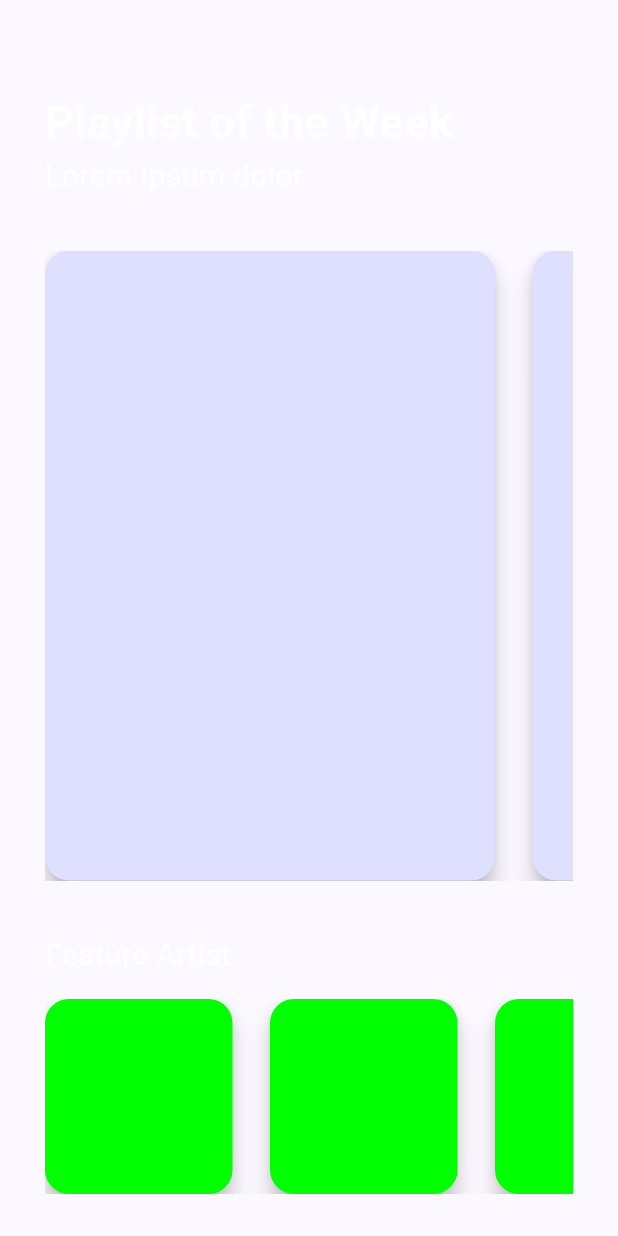
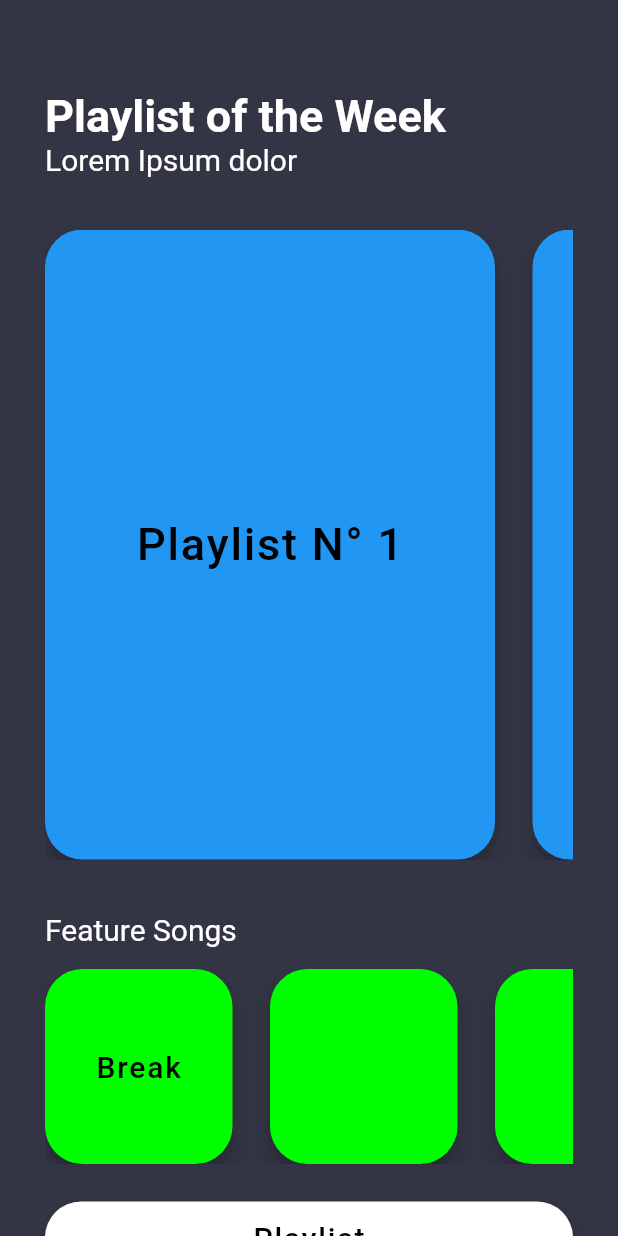
Before and after one commit to SirOtaiv/Mobile-Flutter-Faculdade, a Flutter app: the screen it shows after launch, after a tap on "Login", on a phone screen of 412 x 824 dp. Run offline on Flutter 3.47's test engine with Material 2 defaults, Android fonts, the phone set to English and light mode, and no system bars; our stand-ins replace cloud_firestore, firebase_core; accounts and stored records are empty.

Commit message:
Ajustes pós definição de contexto

```diff
--- a/Trabalho N1/dibeats/lib/main.dart
+++ b/Trabalho N1/dibeats/lib/main.dart
@@ -21,7 +21,7 @@ class MyApp extends StatelessWidget {
       title: 'DiBeats',
       theme: ThemeData(
         colorScheme: ColorScheme.fromSeed(
-          seedColor: const Color.fromARGB(255, 52, 53, 68),
+          seedColor: Colors.black,
           background: const Color.fromARGB(255, 52, 53, 68),
           ),
         textTheme: const TextTheme(
@@ -34,7 +34,13 @@ class MyApp extends StatelessWidget {
       ),
       home: ChangeNotifierProvider(
         create: (context) => Requests(),
-        child: const MyHomePage(),
+        child: MaterialApp(
+          home: Builder(
+            builder: (context) {
+              return const MyHomePage();
+            },
+          ),
+        ),
       )
     );
   }
@@ -52,20 +58,20 @@ class _MyHomePageState extends State<MyHomePage> {
   @override
   Widget build(BuildContext context) {
     return Scaffold(
-      appBar: AppBar(
-        backgroundColor: Theme.of(context).colorScheme.background,
-      ),
+      backgroundColor:const Color.fromARGB(255, 52, 53, 68),
       body:
       Padding(padding: const EdgeInsets.only(left: 25.0, right: 25.0), child:
-        Center(
-          child: Column(
-
+        Column(
+          crossAxisAlignment: CrossAxisAlignment.center,
+          mainAxisAlignment: MainAxisAlignment.center,
+          children: [
+            Column(
             mainAxisAlignment: MainAxisAlignment.start,
             children: <Widget>[
               Center(
                 child:
                 SizedBox(
-                  height: 260,
+                  height: 150,
                   child:
                     Image.asset('assets/images/LBT.png'),
                 ),
@@ -73,22 +79,24 @@ class _MyHomePageState extends State<MyHomePage> {
               Column(
                 mainAxisAlignment: MainAxisAlignment.start,
                 children: <Widget>[
-                  const TextField(decoration: InputDecoration( filled: true, labelText: "Username",border: OutlineInputBorder(borderRadius: BorderRadius.all(Radius.circular(35))) ),),
+                  const TextField(decoration: InputDecoration(filled: true, fillColor: Colors.white, labelText: "Username", border: OutlineInputBorder(borderRadius: BorderRadius.all(Radius.circular(20))), ),),
                   const SizedBox(height: 15.0,),
-                  const TextField(decoration: InputDecoration( filled: true, labelText: "Password", border: OutlineInputBorder(borderRadius: BorderRadius.all(Radius.circular(35))),),),
+                  const TextField(decoration: InputDecoration(filled: true, fillColor: Colors.white, labelText: "Password", border: OutlineInputBorder(borderRadius: BorderRadius.all(Radius.circular(20))),),),
                   const SizedBox(height: 15.0,),
                   SizedBox(
-                    width: 200,
+                    width: 400,
                     child:
                       Column(
                         mainAxisAlignment: MainAxisAlignment.spaceBetween,
                         crossAxisAlignment: CrossAxisAlignment.stretch,
                         children: [
-                          ElevatedButton(onPressed: () => setState(() {
+                          FloatingActionButton.extended(onPressed: () => setState(() {
                             Navigator.of(context).push(
                               MaterialPageRoute(builder: (context) => const SystemPage())
                             );
-                          }), child: const Text('Login', style: TextStyle(fontSize: 20, color: Colors.green),)),
+                          }),
+                          backgroundColor: Colors.black,
+                          label: const Text('Login', style: TextStyle(fontSize: 20, color: Colors.green),)),
                         ],
                       )
                   )
@@ -96,7 +104,7 @@ class _MyHomePageState extends State<MyHomePage> {
               )
             ],
           ),
-        ),
+        ]),
       ),
     );
   }
--- a/Trabalho N1/dibeats/lib/player_list_page.dart
+++ b/Trabalho N1/dibeats/lib/player_list_page.dart
@@ -16,7 +16,10 @@ class _PlayerListPageState extends State<PlayerListPage> {
     //   await FirebaseFirestore.instance.collection('playlist').doc('playlistID').get()
     // }
     // double paddingValue = 25.0;
+    final List<String> data = ['Break','American Idiot','Wake Me Up','Faint','Numb','Lost'];
+
     return Scaffold(
+      backgroundColor:const Color.fromARGB(255, 52, 53, 68),
       body:
       Column(
         crossAxisAlignment: CrossAxisAlignment.start,
@@ -26,23 +29,26 @@ class _PlayerListPageState extends State<PlayerListPage> {
             height: 450,
             child: Container(
             color: Colors.green,
-            child: const Text(""),
+            child: const Text("Insira aqui a música atual"),
           ),
           ),
           Padding(padding:const EdgeInsets.only(top: 30, left: 25.0, right: 25.0), child:
             Column(
               crossAxisAlignment: CrossAxisAlignment.start,
               children: <Widget>[
-                const Text("Song list", style: TextStyle(fontSize: 25),),
-                Container(
+                const Text("Song list", style: TextStyle(fontSize: 25, color: Colors.white),),
+                SizedBox(
                   width: 500,
                   height: 400,
-                  // color: Colors.amber,
-                  child: ListView(
-                    scrollDirection: Axis.horizontal,
-                    children: const <Widget>[
-
-                    ]
+                  child: ListView.builder(
+                    scrollDirection: Axis.vertical,
+                    itemCount: data.length,
+                    itemBuilder: (context, index) {
+                      final item = data[index];
+                      return ListTile(
+                        title: Text(item, style: const TextStyle(fontSize: 25, color: Colors.white),),
+                      );
+                    },
                   ),
                 )
           ],)
--- a/Trabalho N1/dibeats/lib/system_page.dart
+++ b/Trabalho N1/dibeats/lib/system_page.dart
@@ -18,6 +18,7 @@ class _SystemPageState extends State<SystemPage> {
     double paddingValue = 25.0;
 
     return Scaffold(
+      backgroundColor:const Color.fromARGB(255, 52, 53, 68),
       body:
       Padding(padding: const EdgeInsets.only(top: 60, left: 30.0, right: 30.0), child:
         Column(
@@ -26,8 +27,8 @@ class _SystemPageState extends State<SystemPage> {
             const Column(
               crossAxisAlignment: CrossAxisAlignment.start,
               children: <Widget>[
-                Text('Playlist of the Week',style: TextStyle(fontWeight: FontWeight.bold, fontSize: 30),),
-                Text('Lorem Ipsum dolor',)
+                Text('Playlist of the Week', style: TextStyle(fontWeight: FontWeight.bold, fontSize: 30, color: Colors.white)),
+                Text('Lorem Ipsum dolor', style: TextStyle(fontSize: 20, color: Colors.white),)
               ],
             ),
             const SizedBox(
@@ -47,7 +48,16 @@ class _SystemPageState extends State<SystemPage> {
                         child: SizedBox(
                         height: 400,
                         width: 300,
-                        child: FloatingActionButton(onPressed: () {}, child: const Text(""),
+                        child: FloatingActionButton.extended(
+                          shape: RoundedRectangleBorder(
+                            borderRadius: BorderRadius.circular(paddingValue)
+                          ),
+                          onPressed: () => setState(() {
+                            Navigator.of(context).push(
+                              MaterialPageRoute(builder: (context) => const PlayerListPage())
+                              );
+                          }),
+                          label: const Text("Playlist N° 1", style: TextStyle(fontSize: 30, color: Colors.black)),
                           ),
                         ),
                       ),
@@ -56,7 +66,12 @@ class _SystemPageState extends State<SystemPage> {
                         child: SizedBox(
                         height: 400,
                         width: 300,
-                        child: FloatingActionButton(onPressed: () {}, child: const Text(""),),
+                        child: FloatingActionButton.extended(
+                          shape: RoundedRectangleBorder(
+                                  borderRadius: BorderRadius.circular(paddingValue)
+                                ),
+                          onPressed: () {},
+                          label: const Text(""),),
                         ),
                       ),
                       Padding(
@@ -64,7 +79,12 @@ class _SystemPageState extends State<SystemPage> {
                         child: SizedBox(
                         height: 400,
                         width: 300,
-                        child: FloatingActionButton(onPressed: () {}, child: const Text(""),),
+                        child: FloatingActionButton.extended(
+                          shape: RoundedRectangleBorder(
+                                  borderRadius: BorderRadius.circular(paddingValue)
+                                ),
+                          onPressed: () {},
+                          label: const Text(""),),
                         ),
                       ),
                       Padding(
@@ -72,7 +92,12 @@ class _SystemPageState extends State<SystemPage> {
                         child: SizedBox(
                         height: 400,
                         width: 300,
-                        child: FloatingActionButton(onPressed: () {}, child: const Text(""),),
+                        child: FloatingActionButton.extended(
+                          shape: RoundedRectangleBorder(
+                                  borderRadius: BorderRadius.circular(paddingValue)
+                                ),
+                          onPressed: () {},
+                          label: const Text(""),),
                         ),
                       ),
                       Padding(
@@ -80,7 +105,12 @@ class _SystemPageState extends State<SystemPage> {
                         child: SizedBox(
                         height: 400,
                         width: 300,
-                        child: FloatingActionButton(onPressed: () {}, child: const Text(""),),
+                        child: FloatingActionButton.extended(
+                          shape: RoundedRectangleBorder(
+                                  borderRadius: BorderRadius.circular(paddingValue)
+                                ),
+                          onPressed: () {},
+                          label: const Text(""),),
                         ),
                       ),
                     ]
@@ -91,7 +121,7 @@ class _SystemPageState extends State<SystemPage> {
                 ),
                 const Column(
                   children: <Widget>[
-                    Text("Feature Artist"),
+                    Text("Feature Songs", style: TextStyle(fontSize: 20, color: Colors.white)),
                   ],
                 ),
                 const SizedBox(
@@ -103,18 +133,21 @@ class _SystemPageState extends State<SystemPage> {
                     ListView(
                       scrollDirection: Axis.horizontal,
                       children: <Widget>[
-
                         SizedBox(
                           width: 150,
                           child:
                             Padding(padding: EdgeInsets.only(right: paddingValue), child:
-                              FloatingActionButton(
+                              FloatingActionButton.extended(
                                 onPressed: () async {
                                   Provider.of<Requests>(context, listen: false).createPlaylist(
                                     PlaylistModel(song: 'Break', band: 'Three Days Grace')
                                   );
                                 },
+                                shape: RoundedRectangleBorder(
+                                  borderRadius: BorderRadius.circular(paddingValue)
+                                ),
                                 backgroundColor: const Color.fromARGB(255, 0, 255, 0),
+                                label: const Text('Break', style: TextStyle(fontSize: 20, color: Colors.black)),
                               ),
                           ),
                         ),
@@ -122,9 +155,13 @@ class _SystemPageState extends State<SystemPage> {
                           width: 150,
                           child:
                             Padding(padding: EdgeInsets.only(right: paddingValue), child:
-                              FloatingActionButton(
+                              FloatingActionButton.extended(
                                 onPressed: () {},
+                                shape: RoundedRectangleBorder(
+                                  borderRadius: BorderRadius.circular(paddingValue)
+                                ),
                                 backgroundColor: const Color.fromARGB(255, 0, 255, 0),
+                                label: const Text('')
                               ),
                             ),
                         ),
@@ -132,9 +169,13 @@ class _SystemPageState extends State<SystemPage> {
                           width: 150,
                           child:
                             Padding(padding: EdgeInsets.only(right: paddingValue), child:
-                              FloatingActionButton(
+                              FloatingActionButton.extended(
                                 onPressed: () {},
+                                shape: RoundedRectangleBorder(
+                                  borderRadius: BorderRadius.circular(paddingValue)
+                                ),
                                 backgroundColor: const Color.fromARGB(255, 0, 255, 0),
+                                label: const Text('')
                               ),
                           ),
                         ),
@@ -142,9 +183,13 @@ class _SystemPageState extends State<SystemPage> {
                           width: 150,
                           child:
                             Padding(padding: EdgeInsets.only(right: paddingValue), child:
-                              FloatingActionButton(
+                              FloatingActionButton.extended(
                                 onPressed: () {},
+                                shape: RoundedRectangleBorder(
+                                  borderRadius: BorderRadius.circular(paddingValue)
+                                ),
                                 backgroundColor: const Color.fromARGB(255, 0, 255, 0),
+                                label: const Text('')
                               ),
                           ),
                         ),
@@ -152,9 +197,13 @@ class _SystemPageState extends State<SystemPage> {
                           width: 150,
                           child:
                             Padding(padding: EdgeInsets.only(right: paddingValue), child:
-                              FloatingActionButton(
+                              FloatingActionButton.extended(
                                 onPressed: () {},
+                                shape: RoundedRectangleBorder(
+                                  borderRadius: BorderRadius.circular(paddingValue)
+                                ),
                                 backgroundColor: const Color.fromARGB(255, 0, 255, 0),
+                                label: const Text('')
                               ),
                           ),
                         ),
@@ -162,9 +211,13 @@ class _SystemPageState extends State<SystemPage> {
                           width: 150,
                           child:
                             Padding(padding: EdgeInsets.only(right: paddingValue), child:
-                              FloatingActionButton(
+                              FloatingActionButton.extended(
                                 onPressed: () {},
+                                shape: RoundedRectangleBorder(
+                                  borderRadius: BorderRadius.circular(paddingValue)
+                                ),
                                 backgroundColor: const Color.fromARGB(255, 0, 255, 0),
+                                label: const Text('')
                               ),
                           ),
                         ),
@@ -172,9 +225,13 @@ class _SystemPageState extends State<SystemPage> {
                           width: 150,
                           child:
                             Padding(padding: EdgeInsets.only(right: paddingValue), child:
-                              FloatingActionButton(
+                              FloatingActionButton.extended(
                                 onPressed: () {},
+                                shape: RoundedRectangleBorder(
+                                  borderRadius: BorderRadius.circular(paddingValue)
+                                ),
                                 backgroundColor: const Color.fromARGB(255, 0, 255, 0),
+                                label: const Text('')
                               ),
                           ),
                         ),
@@ -186,11 +243,12 @@ class _SystemPageState extends State<SystemPage> {
             Padding(padding: EdgeInsets.only(top: paddingValue),
               child: SizedBox(
                 width: 500,
-                child: ElevatedButton(onPressed: () => setState(() {
-                  Navigator.of(context).push(
-                    MaterialPageRoute(builder: (context) => const PlayerListPage())
-                  );
-                }), child: const Text('Playlist', style: TextStyle(fontSize: 20, color: Colors.black),)),
+                child:
+                FloatingActionButton.extended(onPressed: () {},
+                  backgroundColor: Colors.white,
+                  label: const Text('Playlist', style: TextStyle(fontSize: 20, color: Colors.black)
+                    )
+                ),
               ),
             )
           ],
```
